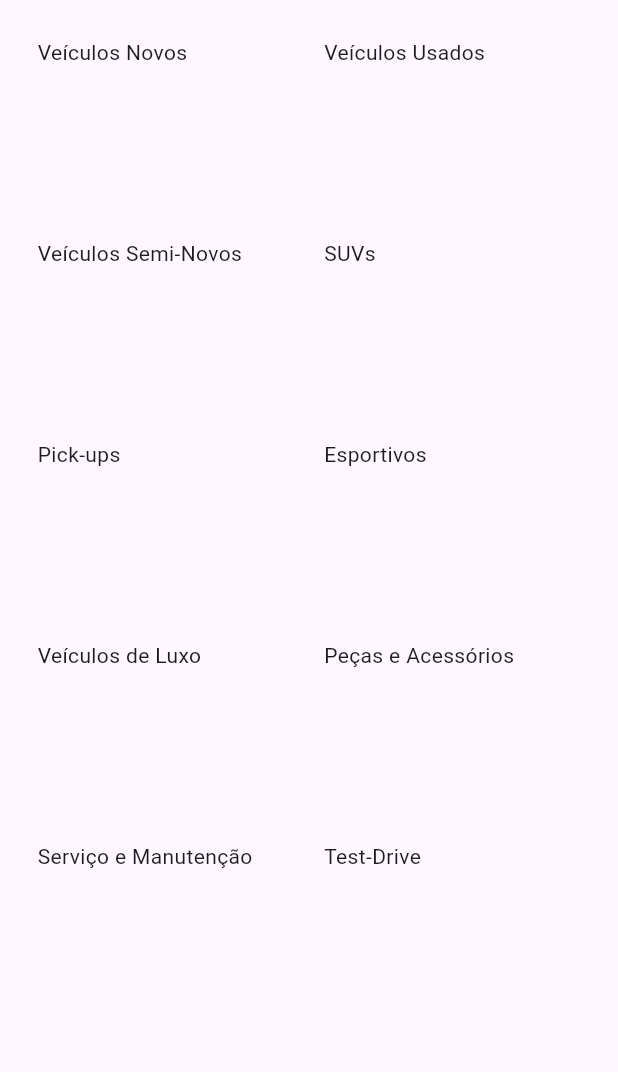
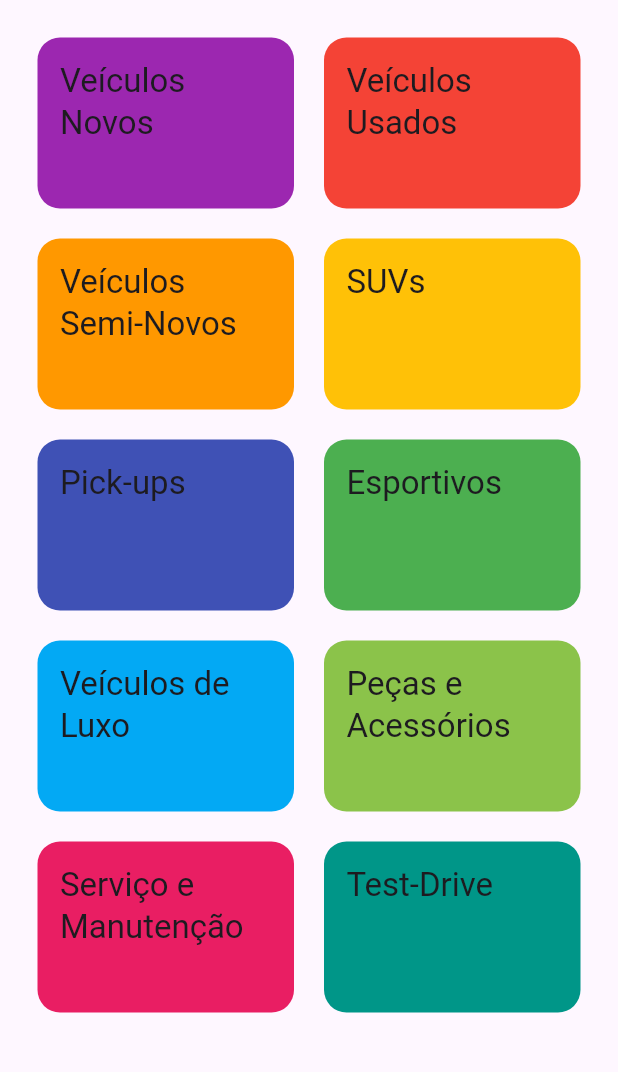
Before and after one commit to aguustinn/CarHub-Dealership, a Flutter app: the screen it shows after launch, on a phone screen of 412 x 824 dp, the part 84-1156 px from its top. Run offline on Flutter 3.47's test engine with Material 3 defaults, Android fonts, the phone set to English and light mode, and no system bars.

Commit message:
Ajustando bordas e espaçamentos das categorias do App

```diff
--- a/lib/components/category_item.dart
+++ b/lib/components/category_item.dart
@@ -9,7 +9,17 @@ class CategoryItem extends StatelessWidget {
   @override
   Widget build(BuildContext context) {
     return Container(
-      child: Text(category.title),
+      padding: EdgeInsets.all(15),
+      child: Text(
+        category.title,
+        style: Theme.of(context).textTheme.titleLarge,
+      ),
+      decoration: BoxDecoration(
+          borderRadius: BorderRadius.circular(15),
+          gradient: LinearGradient(colors: [
+            category.color.withValues(alpha: 128),
+            category.color,
+          ], begin: Alignment.topLeft, end: Alignment.bottomRight)),
     );
   }
 }
```
